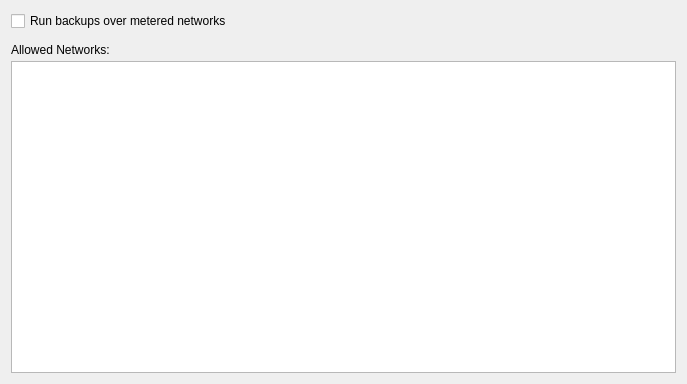
Old version of the form src/vorta/assets/UI/networks_page.ui in the repository borgbase/vorta.
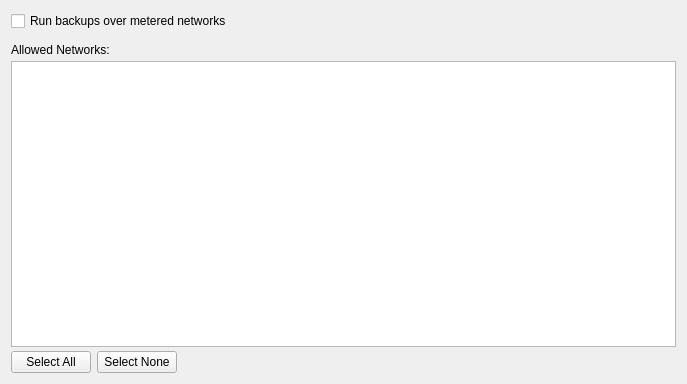
New version of the form.

Commit message: Add Select All / Select None buttons to WiFi network list (#2443)

Patch:
```diff
--- a/src/vorta/assets/UI/networks_page.ui
+++ b/src/vorta/assets/UI/networks_page.ui
@@ -42,6 +42,37 @@
            </property>
           </widget>
          </item>
+         <item>
+          <layout class="QHBoxLayout" name="wifiButtonsLayout">
+           <item>
+            <widget class="QPushButton" name="selectAllButton">
+             <property name="text">
+              <string>Select All</string>
+             </property>
+            </widget>
+           </item>
+           <item>
+            <widget class="QPushButton" name="selectNoneButton">
+             <property name="text">
+              <string>Select None</string>
+             </property>
+            </widget>
+           </item>
+           <item>
+            <spacer name="wifiButtonsSpacer">
+             <property name="orientation">
+              <enum>Qt::Horizontal</enum>
+             </property>
+             <property name="sizeHint" stdset="0">
+              <size>
+               <width>40</width>
+               <height>20</height>
+              </size>
+             </property>
+            </spacer>
+           </item>
+          </layout>
+         </item>
         </layout>
        </item>
        <item row="0" column="0">
```
The commit also changes 1 other file.
